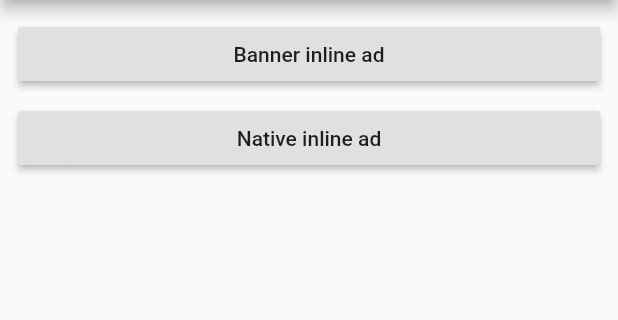
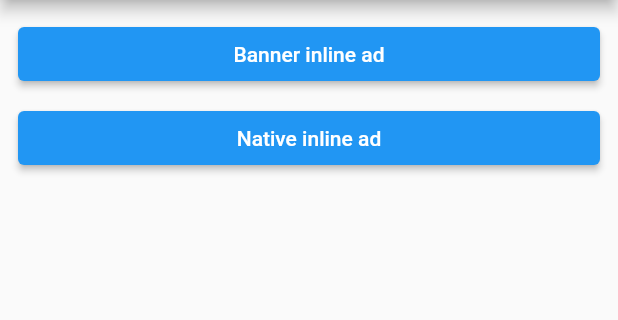
Before and after one commit to googleads/admob-inline-ads-in-flutter, a Flutter app: the screen it shows after launch, on a phone screen of 412 x 824 dp, the part 84-404 px from its top. Run offline on Flutter 3.47's test engine with Material 2 defaults, Android fonts, the phone set to English and light mode, and no system bars; our stand-ins replace google_mobile_ads.

Commit message:
Migrate to Flutter 2.0 (Fixes #5)

```diff
--- a/complete/lib/destination.dart
+++ b/complete/lib/destination.dart
@@ -82,5 +82,9 @@ class Destination {
 
   final String asset;
 
-  Destination({this.name, this.duration, this.asset});
+  Destination({
+    required this.name,
+    required this.duration,
+    required this.asset,
+  });
 }
--- a/complete/lib/home_page.dart
+++ b/complete/lib/home_page.dart
@@ -40,14 +40,14 @@ class HomePage extends StatelessWidget {
             } else {
               if (snapshot.hasData) {
                 children.addAll([
-                  RaisedButton(
+                  ElevatedButton(
                     child: Text('Banner inline ad'),
                     onPressed: () {
                       Navigator.pushNamed(context, '/banner');
                     },
                   ),
                   SizedBox(height: 8.0),
-                  RaisedButton(
+                  ElevatedButton(
                     child: Text('Native inline ad'),
                     onPressed: () {
                       Navigator.pushNamed(context, '/native');
--- a/complete/pubspec.yaml
+++ b/complete/pubspec.yaml
@@ -18,14 +18,14 @@ publish_to: 'none'
 version: 1.0.0+1
 
 environment:
-  sdk: ">=2.7.0 <3.0.0"
+  sdk: ">=2.12.0 <3.0.0"
 
 dependencies:
   flutter:
     sdk: flutter
   # COMPLETE: Add google_mobile_ads as a dependency
   google_mobile_ads: ^0.12.0
-  flutter_gallery_assets: ^0.2.0
+  flutter_gallery_assets: ^1.0.2
 
 dev_dependencies:
   flutter_test:
--- a/complete_kotlin_swift/lib/destination.dart
+++ b/complete_kotlin_swift/lib/destination.dart
@@ -82,5 +82,9 @@ class Destination {
 
   final String asset;
 
-  Destination({this.name, this.duration, this.asset});
+  Destination({
+    required this.name,
+    required this.duration,
+    required this.asset,
+  });
 }
--- a/complete_kotlin_swift/lib/home_page.dart
+++ b/complete_kotlin_swift/lib/home_page.dart
@@ -40,14 +40,14 @@ class HomePage extends StatelessWidget {
             } else {
               if (snapshot.hasData) {
                 children.addAll([
-                  RaisedButton(
+                  ElevatedButton(
                     child: Text('Banner inline ad'),
                     onPressed: () {
                       Navigator.pushNamed(context, '/banner');
                     },
                   ),
                   SizedBox(height: 8.0),
-                  RaisedButton(
+                  ElevatedButton(
                     child: Text('Native inline ad'),
                     onPressed: () {
                       Navigator.pushNamed(context, '/native');
--- a/complete_kotlin_swift/pubspec.yaml
+++ b/complete_kotlin_swift/pubspec.yaml
@@ -18,14 +18,14 @@ publish_to: 'none'
 version: 1.0.0+1
 
 environment:
-  sdk: ">=2.7.0 <3.0.0"
+  sdk: ">=2.12.0 <3.0.0"
 
 dependencies:
   flutter:
     sdk: flutter
   # COMPLETE: Add google_mobile_ads as a dependency
   google_mobile_ads: ^0.12.0
-  flutter_gallery_assets: ^0.2.0
+  flutter_gallery_assets: ^1.0.2
 
 dev_dependencies:
   flutter_test:
--- a/starter/lib/destination.dart
+++ b/starter/lib/destination.dart
@@ -82,5 +82,9 @@ class Destination {
 
   final String asset;
 
-  Destination({this.name, this.duration, this.asset});
+  Destination({
+    required this.name,
+    required this.duration,
+    required this.asset,
+  });
 }
--- a/starter/lib/home_page.dart
+++ b/starter/lib/home_page.dart
@@ -40,14 +40,14 @@ class HomePage extends StatelessWidget {
             } else {
               if (snapshot.hasData) {
                 children.addAll([
-                  RaisedButton(
+                  ElevatedButton(
                     child: Text('Banner inline ad'),
                     onPressed: () {
                       Navigator.pushNamed(context, '/banner');
                     },
                   ),
                   SizedBox(height: 8.0),
-                  RaisedButton(
+                  ElevatedButton(
                     child: Text('Native inline ad'),
                     onPressed: () {
                       Navigator.pushNamed(context, '/native');
--- a/starter/pubspec.yaml
+++ b/starter/pubspec.yaml
@@ -18,14 +18,14 @@ publish_to: 'none'
 version: 1.0.0+1
 
 environment:
-  sdk: ">=2.7.0 <3.0.0"
+  sdk: ">=2.12.0 <3.0.0"
 
 dependencies:
   flutter:
     sdk: flutter
   # TODO: Add Add google_mobile_ads as a dependency
 
-  flutter_gallery_assets: ^0.2.0
+  flutter_gallery_assets: ^1.0.2
 
 dev_dependencies:
   flutter_test:
```
Also changed, not shown: complete/lib/banner_inline_page.dart (+5 -3 lines), complete/lib/native_inline_page.dart (+5 -4 lines), complete_kotlin_swift/lib/banner_inline_page.dart (+5 -3 lines), complete_kotlin_swift/lib/native_inline_page.dart (+5 -4 lines), starter/lib/banner_inline_page.dart (+4 -3 lines), starter/lib/native_inline_page.dart (+4 -10 lines), complete/pubspec.lock, complete_kotlin_swift/pubspec.lock, starter/pubspec.lock, 1 other file.
